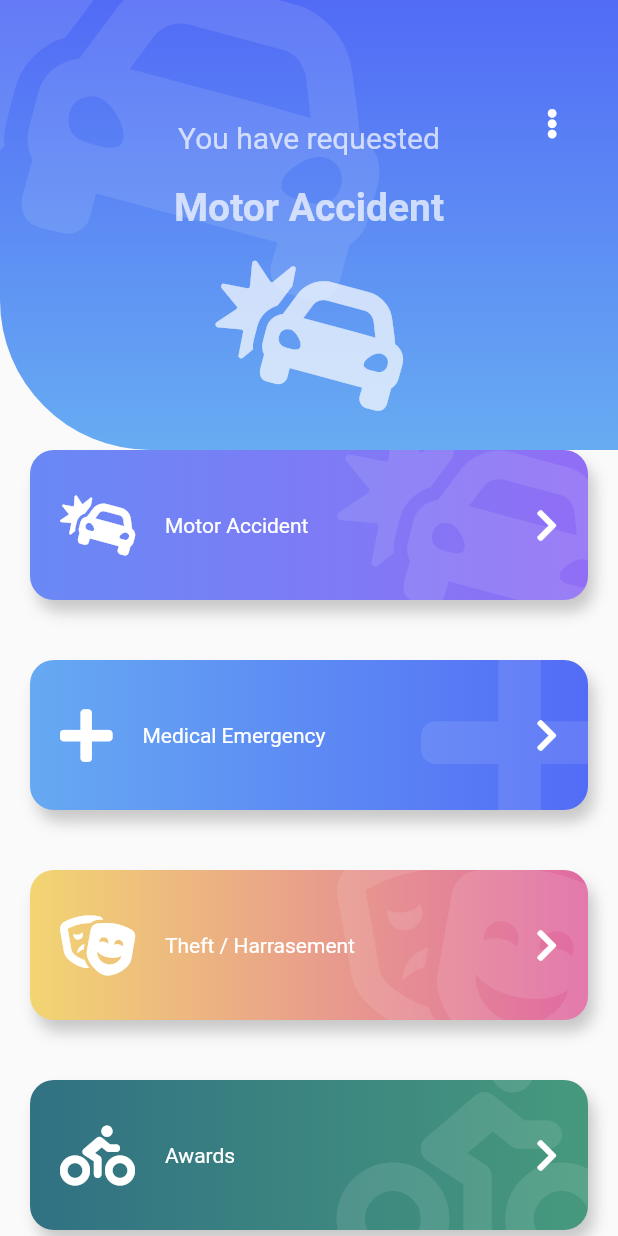
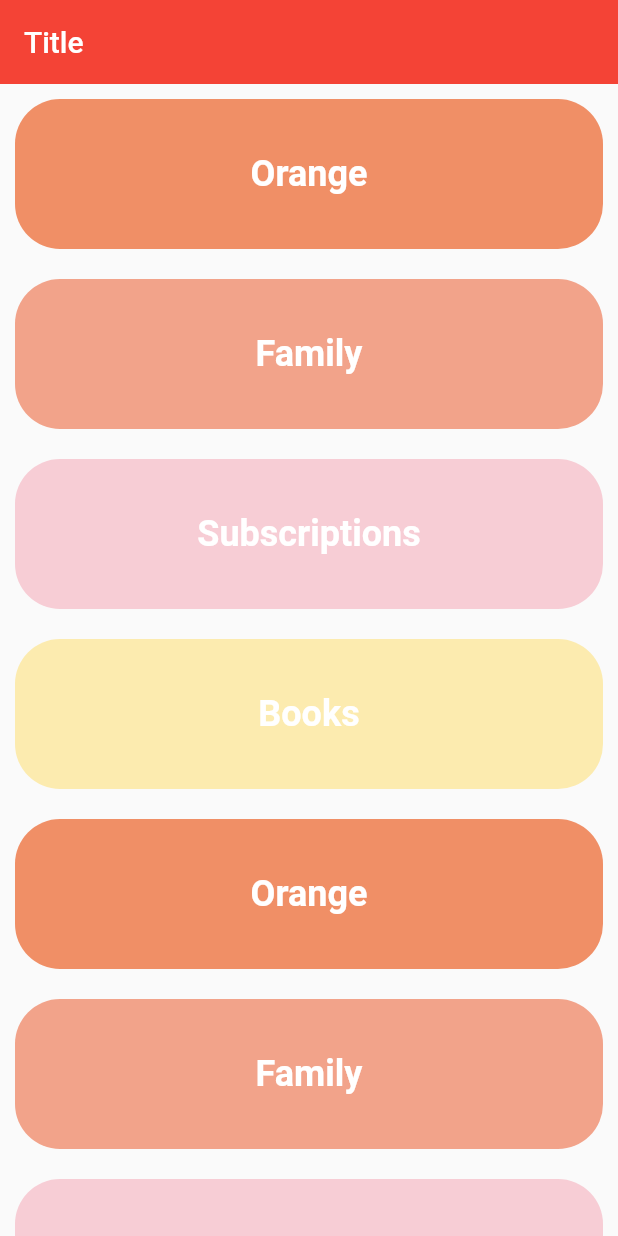
Before and after one commit to urielexis64/flutter_animations, a Flutter app: the screen it shows after launch, on a phone screen of 412 x 824 dp. Run offline on Flutter 3.47's test engine with Material 2 defaults, Android fonts, the phone set to English and light mode, and no system bars; our stand-ins replace animate_do, flutter_svg, font_awesome_flutter.

Commit message:
Using Sliver List

```diff
--- a/lib/main.dart
+++ b/lib/main.dart
@@ -1,6 +1,7 @@
 import 'package:custom_painter/src/pages/emergency_page.dart';
 import 'package:custom_painter/src/pages/pinterest_page.dart';
 import 'package:custom_painter/src/pages/slideshow_page.dart';
+import 'package:custom_painter/src/pages/sliver_list_page.dart';
 import 'package:flutter/material.dart';
 
 void main() => runApp(MyApp());
@@ -11,6 +12,6 @@ class MyApp extends StatelessWidget {
     return MaterialApp(
         debugShowCheckedModeBanner: false,
         title: 'Designs App',
-        home: EmergencyPage());
+        home: SliverListPage());
   }
 }
--- /dev/null
+++ b/lib/src/pages/sliver_list_page.dart
@@ -0,0 +1,120 @@
+import 'package:flutter/material.dart';
+
+class SliverListPage extends StatelessWidget {
+  @override
+  Widget build(BuildContext context) {
+    return Scaffold(
+      /* body: _Title(), */
+      /*  body: _TasksList(), */
+      body: _MainScroll(),
+    );
+  }
+}
+
+class _MainScroll extends StatelessWidget {
+  final items = [
+    _ListItem('Orange', Color(0xfff08f66)),
+    _ListItem('Family', Color(0xfff2a38a)),
+    _ListItem('Subscriptions', Color(0xfff7cdd5)),
+    _ListItem('Books', Color(0xfffcebaf)),
+    _ListItem('Orange', Color(0xfff08f66)),
+    _ListItem('Family', Color(0xfff2a38a)),
+    _ListItem('Subscriptions', Color(0xfff7cdd5)),
+    _ListItem('Books', Color(0xfffcebaf)),
+  ];
+
+  @override
+  Widget build(BuildContext context) {
+    return CustomScrollView(
+      slivers: [
+        SliverAppBar(
+          backgroundColor: Colors.red,
+          title: Text('Title'),
+          floating: true,
+          expandedHeight: 50,
+        ),
+        SliverList(delegate: SliverChildListDelegate(items))
+      ],
+    );
+  }
+}
+
+class _Title extends StatelessWidget {
+  @override
+  Widget build(BuildContext context) {
+    return SafeArea(
+      child: Column(
+        children: [
+          Container(
+            margin: EdgeInsets.symmetric(horizontal: 30),
+            child: Text('New',
+                style: TextStyle(color: Color(0xff532128), fontSize: 50)),
+          ),
+          Stack(
+            children: [
+              Text('List',
+                  style: TextStyle(
+                      color: Colors.red,
+                      fontSize: 50,
+                      fontWeight: FontWeight.bold)),
+              Positioned(
+                bottom: 0,
+                left: 0,
+                child: Container(
+                  height: 5,
+                  width: 190,
+                  color: Colors.red,
+                ),
+              ),
+            ],
+          ),
+        ],
+      ),
+    );
+  }
+}
+
+class _TasksList extends StatelessWidget {
+  final items = [
+    _ListItem('Orange', Color(0xfff08f66)),
+    _ListItem('Family', Color(0xfff2a38a)),
+    _ListItem('Subscriptions', Color(0xfff7cdd5)),
+    _ListItem('Books', Color(0xfffcebaf)),
+    _ListItem('Orange', Color(0xfff08f66)),
+    _ListItem('Family', Color(0xfff2a38a)),
+    _ListItem('Subscriptions', Color(0xfff7cdd5)),
+    _ListItem('Books', Color(0xfffcebaf)),
+  ];
+
+  @override
+  Widget build(BuildContext context) {
+    return ListView.builder(
+      itemCount: items.length,
+      itemBuilder: (context, index) => items[index],
+    );
+  }
+}
+
+class _ListItem extends StatelessWidget {
+  final String text;
+  final Color color;
+
+  _ListItem(this.text, this.color);
+
+  @override
+  Widget build(BuildContext context) {
+    return Container(
+      alignment: Alignment.center,
+      child: Text(
+        this.text,
+        style: TextStyle(
+            color: Colors.white, fontSize: 24, fontWeight: FontWeight.bold),
+      ),
+      margin: EdgeInsets.all(10),
+      height: 100,
+      width: 100,
+      decoration: BoxDecoration(
+          color: this.color, borderRadius: BorderRadius.circular(30)),
+    );
+  }
+}
```
